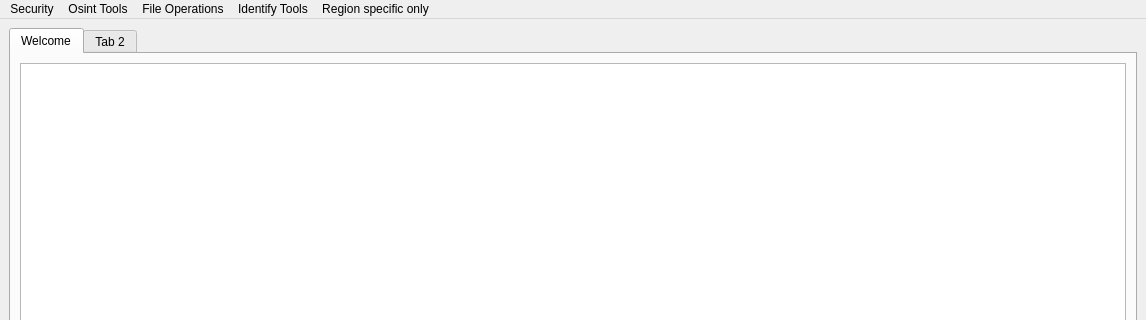
Old version of the form raw_ui_files/TheHive_mainWindow.ui in the repository MehmetYukselSekeroglu/TheHive; both pictures show x 0 to 1146 and y 0 to 320 of the 1146 by 728 pixel window.
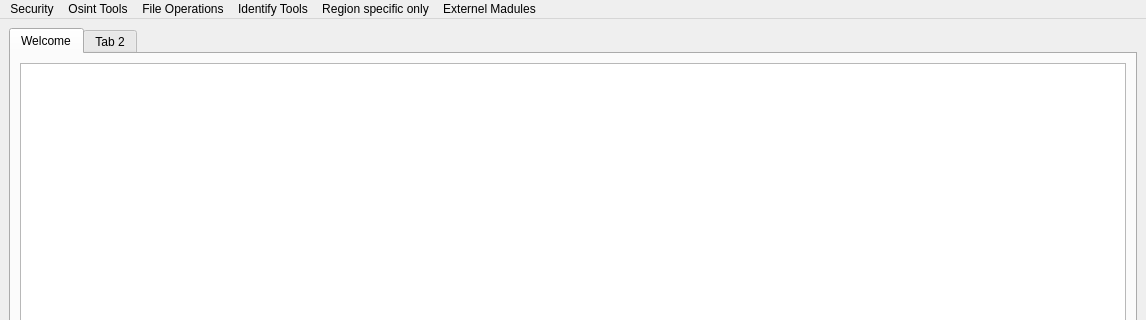
New version of the form. Icons and pictures are not drawn.

Diff of the .ui file:
```diff
--- a/raw_ui_files/TheHive_mainWindow.ui
+++ b/raw_ui_files/TheHive_mainWindow.ui
@@ -122,11 +122,18 @@
     </widget>
     <addaction name="menuTurkey_Only"/>
    </widget>
+   <widget class="QMenu" name="menuExternel_Madules">
+    <property name="title">
+     <string>Externel Madules</string>
+    </property>
+    <addaction name="actionimport_module"/>
+   </widget>
    <addaction name="menuSecurity"/>
    <addaction name="menuOsintTools"/>
    <addaction name="menuFile_operations"/>
    <addaction name="menuIdentify_Tools"/>
    <addaction name="menuRegion_specific_only"/>
+   <addaction name="menuExternel_Madules"/>
   </widget>
   <widget class="QStatusBar" name="statusbar"/>
   <action name="actionChange_Login_Password">
```
Left out of the diff: 5 changed lines with no effect on the pictures.
